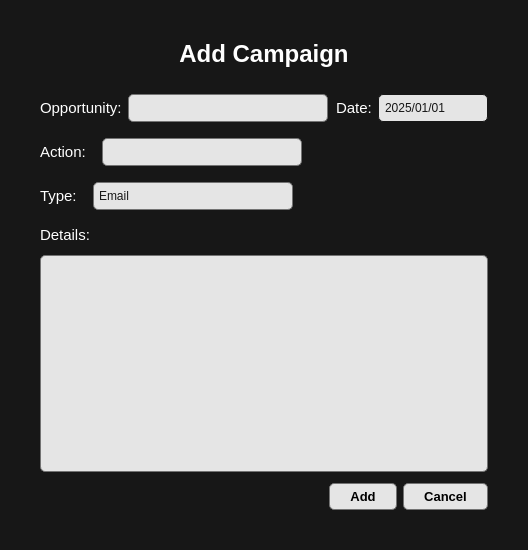
The window that CRM/views/ui/add_campaign.ui (ImGaby123/SalesOptimizer-CRM) describes before a commit, drawn with Qt 5.
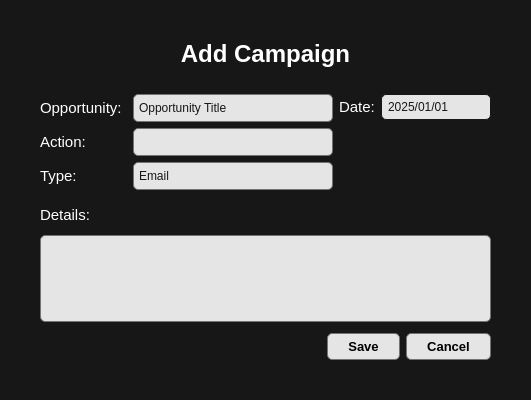
The same window after the commit. Icons and pictures are not drawn.

Commit message: add/edit campaign ui/py finished and connected to models_leads_profile (no functions yet)

Diff of the .ui file:
```diff
--- a/CRM/views/ui/add_campaign.ui
+++ b/CRM/views/ui/add_campaign.ui
@@ -7,7 +7,7 @@
     <x>0</x>
     <y>0</y>
     <width>528</width>
-    <height>550</height>
+    <height>400</height>
    </rect>
   </property>
   <property name="windowTitle">
@@ -98,6 +98,8 @@
         <item>
          <layout class="QHBoxLayout" name="horizontalLayout_2">
           <item>
+           <layout class="QVBoxLayout" name="verticalLayout_3">
+            <item>
            <widget class="QLabel" name="opportunity_line">
             <property name="font">
              <font>
@@ -117,25 +119,100 @@
            </widget>
           </item>
           <item>
-           <spacer name="horizontalSpacer_11">
+             <widget class="QLabel" name="label_4">
+              <property name="sizePolicy">
+               <sizepolicy hsizetype="Preferred" vsizetype="Preferred">
+                <horstretch>0</horstretch>
+                <verstretch>0</verstretch>
+               </sizepolicy>
+              </property>
+              <property name="font">
+               <font>
+                <pointsize>11</pointsize>
+                <bold>false</bold>
+               </font>
+              </property>
+              <property name="styleSheet">
+               <string notr="true">color: rgb(255, 255, 255);</string>
+              </property>
+              <property name="text">
+               <string>Action:</string>
+              </property>
+              <property name="alignment">
+               <set>Qt::AlignmentFlag::AlignLeading|Qt::AlignmentFlag::AlignLeft|Qt::AlignmentFlag::AlignVCenter</set>
+              </property>
+             </widget>
+            </item>
+            <item>
+             <widget class="QLabel" name="label_6">
+              <property name="font">
+               <font>
+                <pointsize>11</pointsize>
+                <bold>false</bold>
+               </font>
+              </property>
+              <property name="styleSheet">
+               <string notr="true">color: rgb(255, 255, 255);</string>
+              </property>
+              <property name="text">
+               <string>Type:</string>
+              </property>
+              <property name="alignment">
+               <set>Qt::AlignmentFlag::AlignLeading|Qt::AlignmentFlag::AlignLeft|Qt::AlignmentFlag::AlignVCenter</set>
+              </property>
+             </widget>
+            </item>
+           </layout>
+          </item>
+          <item>
+           <spacer name="verticalSpacer_4">
             <property name="orientation">
-             <enum>Qt::Orientation::Horizontal</enum>
+             <enum>Qt::Orientation::Vertical</enum>
             </property>
             <property name="sizeType">
              <enum>QSizePolicy::Policy::Preferred</enum>
             </property>
             <property name="sizeHint" stdset="0">
              <size>
-              <width>10</width>
-              <height>20</height>
+              <width>5</width>
+              <height>40</height>
              </size>
             </property>
            </spacer>
           </item>
           <item>
-           <widget class="QLineEdit" name="title_line">
+           <layout class="QVBoxLayout" name="verticalLayout_4">
+            <item>
+             <widget class="QComboBox" name="opportunity_title_combo">
+              <property name="styleSheet">
+               <string notr="true">QComboBox {
+    background-color: #E5E5E5;
+    color: #171717;
+    border: 1px solid #737373;
+    border-radius: 5px;
+    padding: 5px;
+    font: 10pt &quot;Segoe UI&quot;;
+}
+
+QComboBox::drop-down {
+    border: none;
+}
+
+QComboBox QAbstractItemView {
+    background-color: #E5E5E5;
+    color: #171717;
+    border-radius: 10px;
+}</string>
+              </property>
+              <property name="placeholderText">
+               <string>Opportunity Title</string>
+              </property>
+             </widget>
+            </item>
+            <item>
+             <widget class="QLineEdit" name="action_line">
             <property name="sizePolicy">
-             <sizepolicy hsizetype="Preferred" vsizetype="Preferred">
+               <sizepolicy hsizetype="Preferred" vsizetype="Fixed">
               <horstretch>0</horstretch>
               <verstretch>0</verstretch>
              </sizepolicy>
@@ -170,6 +247,78 @@
 }</string>
             </property>
            </widget>
+            </item>
+            <item>
+             <widget class="QComboBox" name="campaign_type_combo">
+              <property name="minimumSize">
+               <size>
+                <width>200</width>
+                <height>0</height>
+               </size>
+              </property>
+              <property name="styleSheet">
+               <string notr="true">QComboBox {
+    background-color: #E5E5E5;
+    color: #171717;
+    border: 1px solid #737373;
+    border-radius: 5px;
+    padding: 5px;
+    font: 10pt &quot;Segoe UI&quot;;
+}
+
+QComboBox::drop-down {
+    border: none;
+}
+
+QComboBox QAbstractItemView {
+    background-color: #E5E5E5;
+    color: #171717;
+    border-radius: 10px;
+}</string>
+              </property>
+              <item>
+               <property name="text">
+                <string>Email</string>
+               </property>
+              </item>
+              <item>
+               <property name="text">
+                <string>Social Media</string>
+               </property>
+              </item>
+              <item>
+               <property name="text">
+                <string>Referral</string>
+               </property>
+              </item>
+              <item>
+               <property name="text">
+                <string>Text Message</string>
+               </property>
+              </item>
+              <item>
+               <property name="text">
+                <string>Call</string>
+               </property>
+              </item>
+              <item>
+               <property name="text">
+                <string>Online Advertising </string>
+               </property>
+              </item>
+              <item>
+               <property name="text">
+                <string>Webinar</string>
+               </property>
+              </item>
+              <item>
+               <property name="text">
+                <string>Other</string>
+               </property>
+              </item>
+             </widget>
+            </item>
+           </layout>
           </item>
           <item>
            <spacer name="horizontalSpacer_10">
@@ -185,6 +334,10 @@
            </spacer>
           </item>
           <item>
+           <layout class="QVBoxLayout" name="verticalLayout_5">
+            <item>
+             <layout class="QHBoxLayout" name="horizontalLayout_6">
+              <item>
            <widget class="QLabel" name="label_3">
             <property name="font">
              <font>
@@ -359,258 +512,24 @@
          </layout>
         </item>
         <item>
-         <spacer name="horizontalSpacer_2">
+             <spacer name="verticalSpacer_3">
           <property name="orientation">
-           <enum>Qt::Orientation::Horizontal</enum>
-          </property>
-          <property name="sizeType">
-           <enum>QSizePolicy::Policy::Preferred</enum>
-          </property>
+               <enum>Qt::Orientation::Vertical</enum>
+              </property>
           <property name="sizeHint" stdset="0">
            <size>
-            <width>40</width>
-            <height>10</height>
+                <width>20</width>
+                <height>40</height>
            </size>
           </property>
          </spacer>
         </item>
-        <item>
-         <layout class="QHBoxLayout" name="horizontalLayout_3">
-          <item>
-           <widget class="QLabel" name="label_4">
-            <property name="sizePolicy">
-             <sizepolicy hsizetype="Preferred" vsizetype="Preferred">
-              <horstretch>0</horstretch>
-              <verstretch>0</verstretch>
-             </sizepolicy>
-            </property>
-            <property name="font">
-             <font>
-              <pointsize>11</pointsize>
-              <bold>false</bold>
-             </font>
-            </property>
-            <property name="styleSheet">
-             <string notr="true">color: rgb(255, 255, 255);</string>
-            </property>
-            <property name="text">
-             <string>Action:</string>
-            </property>
-            <property name="alignment">
-             <set>Qt::AlignmentFlag::AlignLeading|Qt::AlignmentFlag::AlignLeft|Qt::AlignmentFlag::AlignVCenter</set>
-            </property>
-           </widget>
-          </item>
-          <item>
-           <spacer name="horizontalSpacer_13">
-            <property name="orientation">
-             <enum>Qt::Orientation::Horizontal</enum>
-            </property>
-            <property name="sizeType">
-             <enum>QSizePolicy::Policy::Preferred</enum>
-            </property>
-            <property name="sizeHint" stdset="0">
-             <size>
-              <width>10</width>
-              <height>20</height>
-             </size>
-            </property>
-           </spacer>
-          </item>
-          <item>
-           <widget class="QLineEdit" name="action_line">
-            <property name="sizePolicy">
-             <sizepolicy hsizetype="Preferred" vsizetype="Preferred">
-              <horstretch>0</horstretch>
-              <verstretch>0</verstretch>
-             </sizepolicy>
-            </property>
-            <property name="minimumSize">
-             <size>
-              <width>200</width>
-              <height>0</height>
-             </size>
-            </property>
-            <property name="maximumSize">
-             <size>
-              <width>16777215</width>
-              <height>16777215</height>
-             </size>
-            </property>
-            <property name="font">
-             <font>
-              <family>Segoe UI</family>
-              <pointsize>9</pointsize>
-              <italic>false</italic>
-              <bold>false</bold>
-             </font>
-            </property>
-            <property name="styleSheet">
-             <string notr="true">QLineEdit {
-    background-color: #E5E5E5;
-	color: rgb(0, 0, 0);
-    border: 1px solid #737373;
-    border-radius: 5px;
-	padding: 5px;
-}</string>
-            </property>
-           </widget>
-          </item>
-          <item>
-           <spacer name="horizontalSpacer">
-            <property name="orientation">
-             <enum>Qt::Orientation::Horizontal</enum>
-            </property>
-            <property name="sizeHint" stdset="0">
-             <size>
-              <width>40</width>
-              <height>20</height>
-             </size>
-            </property>
-           </spacer>
-          </item>
-         </layout>
-        </item>
-        <item>
-         <spacer name="horizontalSpacer_3">
-          <property name="orientation">
-           <enum>Qt::Orientation::Horizontal</enum>
-          </property>
-          <property name="sizeType">
-           <enum>QSizePolicy::Policy::Preferred</enum>
-          </property>
-          <property name="sizeHint" stdset="0">
-           <size>
-            <width>40</width>
-            <height>10</height>
-           </size>
-          </property>
-         </spacer>
+           </layout>
+          </item>
+         </layout>
         </item>
         <item>
          <layout class="QVBoxLayout" name="verticalLayout_2">
-          <item>
-           <layout class="QHBoxLayout" name="horizontalLayout_5">
-            <item>
-             <widget class="QLabel" name="label_6">
-              <property name="font">
-               <font>
-                <pointsize>11</pointsize>
-                <bold>false</bold>
-               </font>
-              </property>
-              <property name="styleSheet">
-               <string notr="true">color: rgb(255, 255, 255);</string>
-              </property>
-              <property name="text">
-               <string>Type:</string>
-              </property>
-              <property name="alignment">
-               <set>Qt::AlignmentFlag::AlignLeading|Qt::AlignmentFlag::AlignLeft|Qt::AlignmentFlag::AlignVCenter</set>
-              </property>
-             </widget>
-            </item>
-            <item>
-             <spacer name="horizontalSpacer_14">
-              <property name="orientation">
-               <enum>Qt::Orientation::Horizontal</enum>
-              </property>
-              <property name="sizeType">
-               <enum>QSizePolicy::Policy::Preferred</enum>
-              </property>
-              <property name="sizeHint" stdset="0">
-               <size>
-                <width>10</width>
-                <height>20</height>
-               </size>
-              </property>
-             </spacer>
-            </item>
-            <item>
-             <widget class="QComboBox" name="campaign_type_combo">
-              <property name="minimumSize">
-               <size>
-                <width>200</width>
-                <height>0</height>
-               </size>
-              </property>
-              <property name="styleSheet">
-               <string notr="true">QComboBox {
-    background-color: #E5E5E5;
-    color: #171717;
-    border: 1px solid #737373;
-    border-radius: 5px;
-    padding: 5px;
-    font: 10pt &quot;Segoe UI&quot;;
-}
-
-QComboBox::drop-down {
-    border: none;
-}
-
-QComboBox QAbstractItemView {
-    background-color: #E5E5E5;
-    color: #171717;
-    border-radius: 10px;
-}</string>
-              </property>
-              <item>
-               <property name="text">
-                <string>Email</string>
-               </property>
-              </item>
-              <item>
-               <property name="text">
-                <string>Social Media</string>
-               </property>
-              </item>
-              <item>
-               <property name="text">
-                <string>Referral</string>
-               </property>
-              </item>
-              <item>
-               <property name="text">
-                <string>Text Message</string>
-               </property>
-              </item>
-              <item>
-               <property name="text">
-                <string>Call</string>
-               </property>
-              </item>
-              <item>
-               <property name="text">
-                <string>Online Advertising </string>
-               </property>
-              </item>
-              <item>
-               <property name="text">
-                <string>Webinar</string>
-               </property>
-              </item>
-              <item>
-               <property name="text">
-                <string>Other</string>
-               </property>
-              </item>
-             </widget>
-            </item>
-            <item>
-             <spacer name="horizontalSpacer_15">
-              <property name="orientation">
-               <enum>Qt::Orientation::Horizontal</enum>
-              </property>
-              <property name="sizeHint" stdset="0">
-               <size>
-                <width>40</width>
-                <height>20</height>
-               </size>
-              </property>
-             </spacer>
-            </item>
-           </layout>
-          </item>
           <item>
            <spacer name="horizontalSpacer_16">
             <property name="orientation">
@@ -766,7 +685,7 @@
 </string>
           </property>
           <property name="text">
-           <string>Add</string>
+           <string>Save</string>
           </property>
          </widget>
         </item>
```
Left out of the diff: 4 changed lines with no effect on the pictures. Lines whose indentation alone changed are shown as unchanged. The commit also changes 7 other files.
